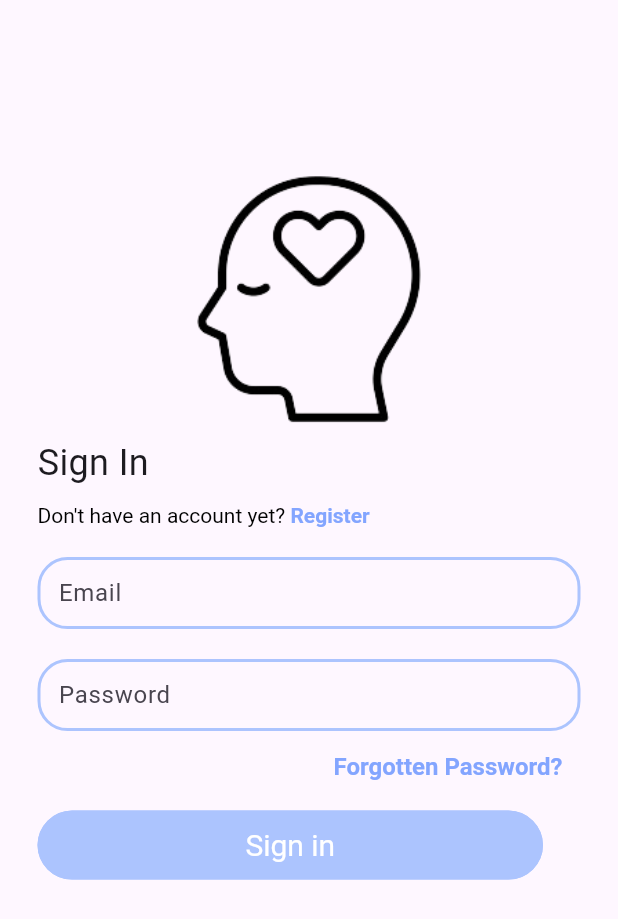
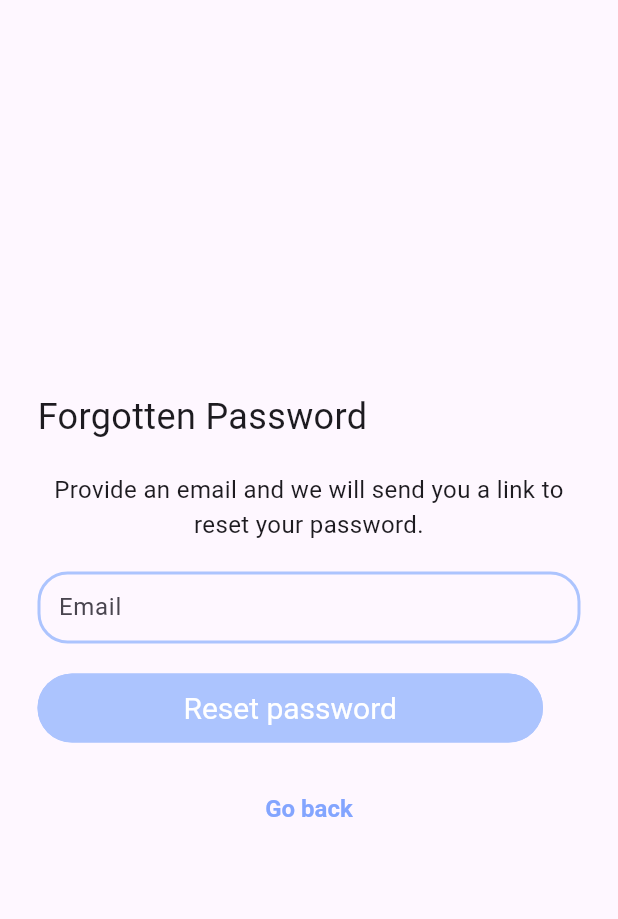
Before and after one commit to jjlamach/amori, a Flutter app: the SignInPage screen opened directly, after a tap on "Forgotten Password?", on a phone screen of 412 x 824 dp. Shown: the top 919 px of the screen. Run offline on Flutter 3.47's test engine with Material 2 defaults, Android fonts, the phone set to English and light mode, and no system bars; our stand-ins replace equatable, firebase_core, flutter_bloc, google_fonts; missing offline and left inert: firebase_ui_oauth_apple; accounts and stored records are empty.

Commit message:
Forgotten password screen
- Forgotten password screen

```diff
--- /dev/null
+++ b/lib/app/screens/forgottenpassword/forgotten_password_page.dart
@@ -0,0 +1,77 @@
+import 'package:flutter/material.dart';
+
+class ForgottenPasswordPage extends StatelessWidget {
+  const ForgottenPasswordPage({super.key});
+
+  @override
+  Widget build(BuildContext context) {
+    GlobalKey<FormState> formKey = GlobalKey();
+    return Scaffold(
+      body: Padding(
+        padding: const EdgeInsets.all(25.0),
+        child: Form(
+          key: formKey,
+          child: Column(
+            mainAxisAlignment: MainAxisAlignment.center,
+            crossAxisAlignment: CrossAxisAlignment.start,
+            children: [
+              const Text(
+                'Forgotten Password',
+                style: TextStyle(
+                  fontSize: 24,
+                  fontWeight: FontWeight.w400,
+                ),
+              ),
+              const SizedBox(height: 20.0),
+              const Text(
+                'Provide an email and we will send you a link to reset your password.',
+                style: TextStyle(
+                  fontSize: 16,
+                  fontWeight: FontWeight.w400,
+                ),
+                textAlign: TextAlign.center,
+              ),
+              const SizedBox(height: 20.0),
+              TextFormField(
+                validator: (value) {
+                  if (value == null || value.isEmpty) {
+                    return "Email field required.";
+                  }
+                  return null;
+                },
+                decoration: const InputDecoration(
+                  labelText: "Email",
+                  labelStyle: TextStyle(
+                    fontSize: 16,
+                    fontWeight: FontWeight.w400,
+                  ),
+                ),
+                keyboardType: TextInputType.emailAddress,
+              ),
+              const SizedBox(height: 20.0),
+              SizedBox(
+                width: 337,
+                height: 46,
+                child: OutlinedButton(
+                  onPressed: () {
+                    final form = formKey.currentState?.validate();
+                  },
+                  child: const Text(
+                    'Reset password',
+                  ),
+                ),
+              ),
+              const SizedBox(height: 20.0),
+              Center(
+                child: TextButton(
+                  onPressed: () => Navigator.of(context).pop(),
+                  child: const Text('Go back'),
+                ),
+              ),
+            ],
+          ),
+        ),
+      ),
+    );
+  }
+}
--- a/lib/app/screens/signin/widgets/forgotten_password_button_view.dart
+++ b/lib/app/screens/signin/widgets/forgotten_password_button_view.dart
@@ -1,3 +1,4 @@
+import 'package:amori/app/screens/forgottenpassword/forgotten_password_page.dart';
 import 'package:flutter/material.dart';
 
 class ForgottenPasswordButtonView extends StatelessWidget {
@@ -10,9 +11,11 @@ class ForgottenPasswordButtonView extends StatelessWidget {
     return Align(
       alignment: Alignment.centerRight,
       child: TextButton(
-        onPressed: () {
-          // TODO: implement forgot password logic
-        },
+        onPressed: () => Navigator.of(context).push(
+          MaterialPageRoute(
+            builder: (context) => const ForgottenPasswordPage(),
+          ),
+        ),
         child: const Text("Forgotten Password?"),
       ),
     );
--- a/lib/app/screens/splashscreen/splash_screen.dart
+++ b/lib/app/screens/splashscreen/splash_screen.dart
@@ -17,7 +17,9 @@ class _SplashScreenState extends State<SplashScreen> {
       () {
         Navigator.pushReplacement(
           context,
-          MaterialPageRoute(builder: (context) => const HomePage()),
+          MaterialPageRoute(
+            builder: (context) => const HomePage(),
+          ),
         );
       },
     );
--- a/lib/main.dart
+++ b/lib/main.dart
@@ -1,3 +1,4 @@
+import 'package:amori/app/screens/forgottenpassword/forgotten_password_page.dart';
 import 'package:amori/app/screens/signin/bloc/sign_in_ui_cubit.dart';
 import 'package:amori/app/screens/splashscreen/splash_screen.dart';
 import 'package:amori/common/app_themes.dart';
@@ -38,15 +39,13 @@ class AmoriApp extends StatelessWidget {
         theme: ThemeData(
           inputDecorationTheme: AppThemes.inputDecorationTheme,
           outlinedButtonTheme: AppThemes.outLinedButtonTheme,
-          textTheme: const TextTheme(
-            bodySmall: TextStyle(
-              fontSize: 16,
-            ),
-          ),
           textButtonTheme: AppThemes.textButtomTheme,
           useMaterial3: true,
         ),
         home: const SplashScreen(),
+        routes: {
+          "/forgotten-password": (context) => const ForgottenPasswordPage(),
+        },
       ),
     );
   }
```
